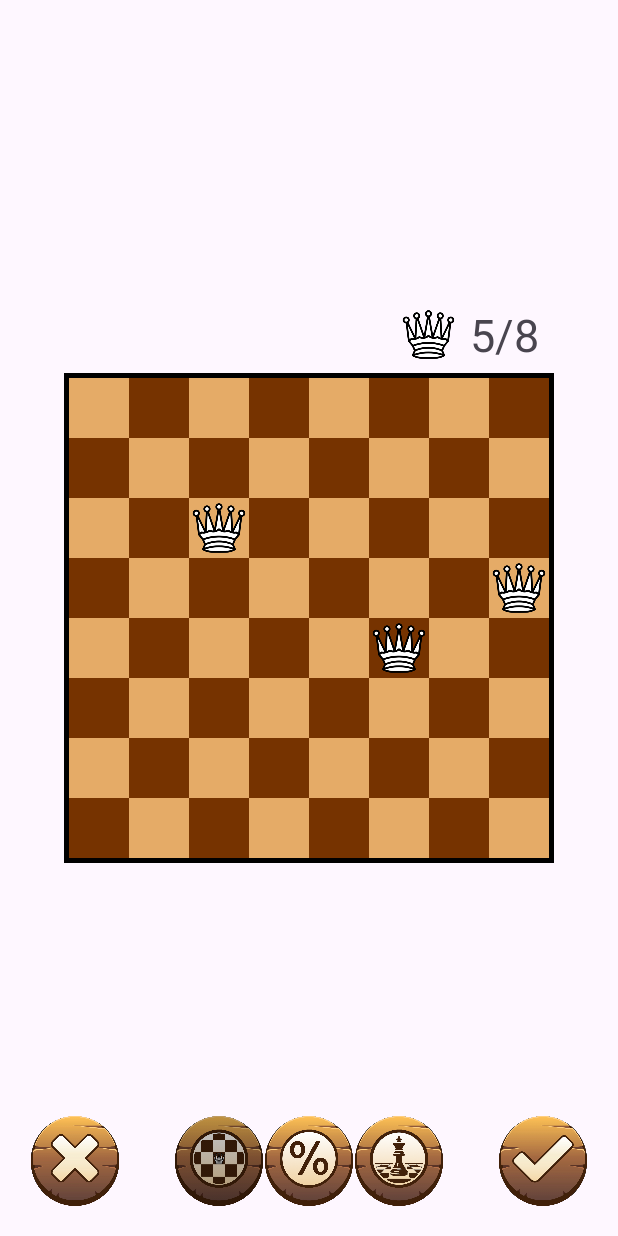
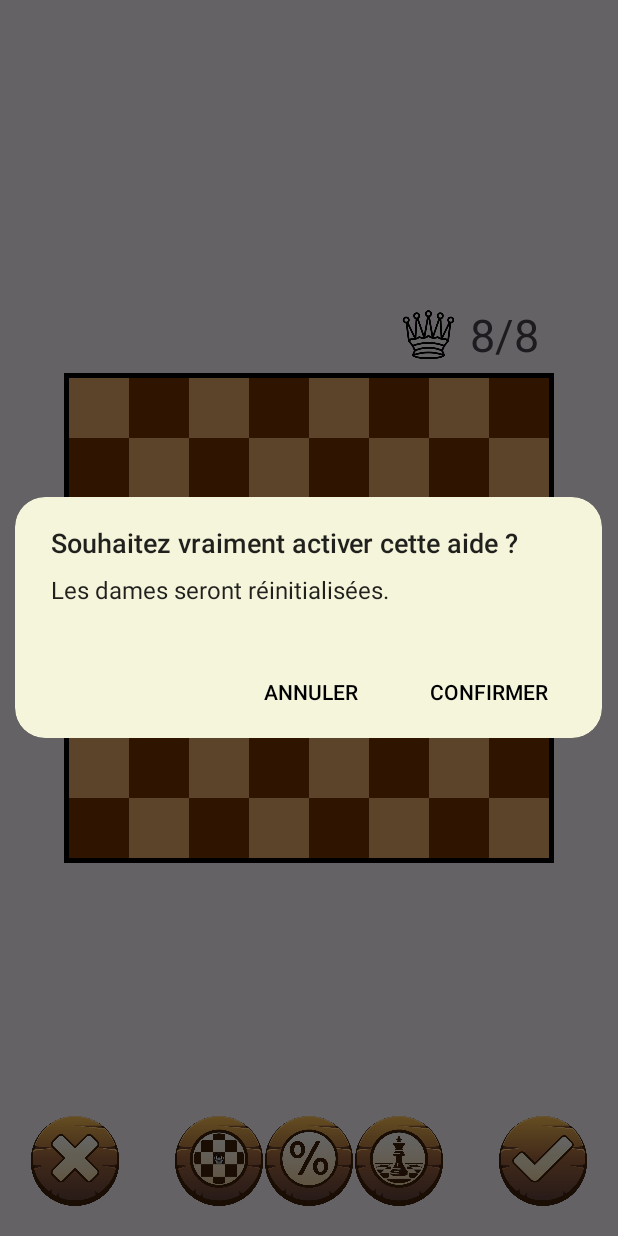
Before and after one commit to XLA17/Jeu8Dames, an Android app: the MainActivity screen opened directly, with no data from a screen before it, after a tap on an icon or button, on a phone screen of 412 x 824 dp. Run offline under Robolectric (Android 15) with nearby library versions, the phone set to English and light mode, and no system bars; 3 other taps on this screen came first.

Commit message:
ajout bouton de confirmation

```diff
--- a/app/src/main/java/com/example/jeu8dames/MainActivity.java
+++ b/app/src/main/java/com/example/jeu8dames/MainActivity.java
@@ -1,14 +1,18 @@
 package com.example.jeu8dames;
 
 import android.annotation.SuppressLint;
+import android.app.AlertDialog;
+import android.content.DialogInterface;
 import android.content.Intent;
 import android.graphics.Color;
 import android.os.Bundle;
 import android.os.Handler;
+import android.view.LayoutInflater;
 import android.view.MotionEvent;
 import android.view.View;
 import android.view.animation.Animation;
 import android.view.animation.AnimationUtils;
+import android.widget.Button;
 import android.widget.ImageView;
 import android.widget.TableLayout;
 import android.widget.TableRow;
@@ -23,6 +27,8 @@ public class MainActivity extends AppCompatActivity {
 
     private int lightSquareColor;
     private int darkSquareColor;
+    private int lightSquareColorWithBorder;
+    private int darkSquareColorWithBorder;
     private TableLayout chessboard;
     private List<int[]> victoryPossibilityList;
     private List<Integer> currentQueensPositions;
@@ -47,6 +53,8 @@ public class MainActivity extends AppCompatActivity {
         // Initialization of variables
         lightSquareColor = getResources().getColor((R.color.beige), getTheme());
         darkSquareColor = getResources().getColor((R.color.brown), getTheme());
+        lightSquareColorWithBorder = R.drawable.background_light_with_border;
+        darkSquareColorWithBorder = R.drawable.background_dark_with_border;
         victoryPossibilityList = new ArrayList<>();
         currentQueensPositions = new ArrayList<>();
         chessboard = findViewById(R.id.chessboard);
@@ -156,43 +164,89 @@ public class MainActivity extends AppCompatActivity {
             chessboard.addView(chessboardRow);
         }
 
-        cleanButton.setOnClickListener(v -> cleanChessboard());
-        fonction(cleanButton, R.drawable.clean_button, R.drawable.clean_button_pressed);
+        cleanButton.setOnClickListener(v -> {
+            cleanChessboard();
+
+        });
+        buttonPressAnimation(cleanButton, R.drawable.clean_button, R.drawable.clean_button_pressed);
 
         showAttackQueensHelpView.setOnClickListener(v -> {
+            showConfirmationDialogBox("Souhaitez vraiment activer cette aide ?", "Cette action est rédhibitoire.", new DialogInterface.OnClickListener() {
+                public void onClick(DialogInterface dialog, int which) {
                     showAttackQueensHelp = true;
                     for (int i = 0; i < 8; i++){
                         TableRow chessboardRow = (TableRow) chessboard.getChildAt(i);
                         for (int j = 0; j < 8; j++){
                             ImageView chessboardSquare = (ImageView) chessboardRow.getChildAt(j);
                             if ((int) chessboardSquare.getTag() > 10){
-                        chessboardSquare.setBackgroundResource(R.drawable.background_light_with_border);
+                                if ((i + j) % 2 == 0) {
+                                    chessboardSquare.setBackgroundResource(lightSquareColorWithBorder);
+                                }
+                                else {
+                                    chessboardSquare.setBackgroundResource(darkSquareColorWithBorder);
+                                }
                             }
                         }
                     }
                     showAttackQueensHelpView.setColorFilter(Color.argb(63, 0, 0, 0));
                     showAttackQueensHelpView.setOnClickListener(null);
                     showAttackQueensHelpView.setOnTouchListener(null);
+                }
             });
-        fonction(showAttackQueensHelpView, R.drawable.show_attack_queens_help, R.drawable.show_attack_queens_help_pressed);
+        });
+        buttonPressAnimation(showAttackQueensHelpView, R.drawable.show_attack_queens_help, R.drawable.show_attack_queens_help_pressed);
 
         victoryPercentageHelpView.setOnClickListener(v -> {
+            showConfirmationDialogBox("Souhaitez vraiment activer cette aide ?", "Cette action est rédhibitoire.", new DialogInterface.OnClickListener() {
+                public void onClick(DialogInterface dialog, int which) {
                     victoryPercentageView.setVisibility(View.VISIBLE);
                     victoryPercentageHelpView.setColorFilter(Color.argb(63, 0, 0, 0));
                     victoryPercentageHelpView.setOnClickListener(null);
                     victoryPercentageHelpView.setOnTouchListener(null);
+                }
             });
-        fonction(victoryPercentageHelpView, R.drawable.victory_percent_help_button, R.drawable.victory_percent_help_button_pressed);
+        });
+        buttonPressAnimation(victoryPercentageHelpView, R.drawable.victory_percent_help_button, R.drawable.victory_percent_help_button_pressed);
 
-        queensPlacementHelpView.setOnClickListener(v -> placeRandomQueens(numberOfQueensHelp));
-        fonction(queensPlacementHelpView, R.drawable.queen_placement_help, R.drawable.queen_placement_help_pressed);
+        queensPlacementHelpView.setOnClickListener(v -> {
+            showConfirmationDialogBox("Souhaitez vraiment activer cette aide ?", "Les dames seront réinitialisées.", new DialogInterface.OnClickListener() {
+                public void onClick(DialogInterface dialog, int which) {
+                    placeRandomQueens(numberOfQueensHelp);
+                }
+            });
+        });
+        buttonPressAnimation(queensPlacementHelpView, R.drawable.queen_placement_help, R.drawable.queen_placement_help_pressed);
 
         confirmButton.setOnClickListener(v -> confirmPlay());
-        fonction(confirmButton, R.drawable.confirm_button, R.drawable.confirm_button_pressed);
+        buttonPressAnimation(confirmButton, R.drawable.confirm_button, R.drawable.confirm_button_pressed);
+    }
+
+    public void showConfirmationDialogBox(String title, String message, DialogInterface.OnClickListener positiveAction) {
+        AlertDialog.Builder builder = new AlertDialog.Builder(this, R.style.CustomAlertDialog);
+        builder.setTitle(title)
+                .setMessage(message)
+                .setPositiveButton("Confirmer", positiveAction)
+                .setNegativeButton("Annuler", new DialogInterface.OnClickListener() {
+                    public void onClick(DialogInterface dialog, int which) {
+                        dialog.cancel();
+                    }
+                });
+
+        AlertDialog dialog = builder.create();
+        dialog.setOnShowListener(new DialogInterface.OnShowListener() {
+            @Override
+            public void onShow(DialogInterface dialogInterface) {
+                Button positiveButton = dialog.getButton(DialogInterface.BUTTON_POSITIVE);
+                Button negativeButton = dialog.getButton(DialogInterface.BUTTON_NEGATIVE);
+                positiveButton.setTextColor(getResources().getColor(android.R.color.black));
+                negativeButton.setTextColor(getResources().getColor(android.R.color.black));
+            }
+        });
+        dialog.show();
     }
 
     @SuppressLint("ClickableViewAccessibility")
-    private void fonction(ImageView imageView, int resID, int resID_pressed){
+    private void buttonPressAnimation(ImageView imageView, int resID, int resID_pressed){
         Animation pressed_button = AnimationUtils.loadAnimation(this, R.anim.pressed_button);
         Animation released_button = AnimationUtils.loadAnimation(this, R.anim.released_button);
         pressed_button.setAnimationListener(new Animation.AnimationListener() {
@@ -246,7 +300,12 @@ public class MainActivity extends AppCompatActivity {
         currentQueensPositions.add(squarePosition);
         if (BrowseAttackedSquares(row, column, true)){
             if ((int) chessboardSquare.getTag() >= 11) {
-                chessboardSquare.setBackgroundResource(R.drawable.background_light_with_border);
+                if ((row + column) % 2 == 0) {
+                    chessboardSquare.setBackgroundResource(lightSquareColorWithBorder);
+                }
+                else {
+                    chessboardSquare.setBackgroundResource(darkSquareColorWithBorder);
+                }
             }
         }
         victoryPercentageView.setText(calculateVictoryPercentage() + "%");
@@ -333,7 +392,12 @@ public class MainActivity extends AppCompatActivity {
         updateSquareTag(chessboardSquare, increment);
         if (increment){
             if (showAttackQueensHelp && (int) chessboardSquare.getTag() >= 11){
-                chessboardSquare.setBackgroundResource(R.drawable.background_light_with_border);
+                if ((row + column) % 2 == 0) {
+                    chessboardSquare.setBackgroundResource(lightSquareColorWithBorder);
+                }
+                else {
+                    chessboardSquare.setBackgroundResource(darkSquareColorWithBorder);
+                }
                 return true;
             }
         }
--- /dev/null
+++ b/app/src/main/res/drawable/custom_dialog_box_background.xml
@@ -0,0 +1,6 @@
+<?xml version="1.0" encoding="utf-8"?>
+<shape xmlns:android="http://schemas.android.com/apk/res/android"
+    android:shape="rectangle">
+    <solid android:color="#F5F5DC"/> <!-- Couleur beige -->
+    <corners android:radius="20dp"/> <!-- Rayon des coins arrondis -->
+</shape>
--- /dev/null
+++ b/app/src/main/res/values/styles.xml
@@ -0,0 +1,9 @@
+<?xml version="1.0" encoding="utf-8"?>
+<resources>
+    <style name="CustomAlertDialog" parent="Theme.AppCompat.Light.Dialog.Alert">
+        <item name="android:windowBackground">@drawable/custom_dialog_box_background</item>
+    </style>
+    <style name="CustomAlertDialogButtons" parent="Widget.AppCompat.Button.ButtonBar.AlertDialog">
+        <item name="android:textColor">@android:color/black</item>
+    </style>
+</resources>
```
Lines whose indentation alone changed are shown as unchanged.
